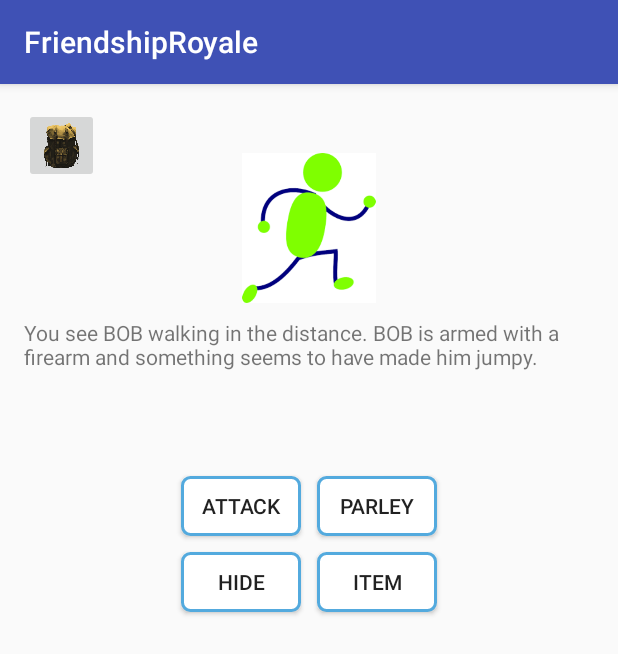
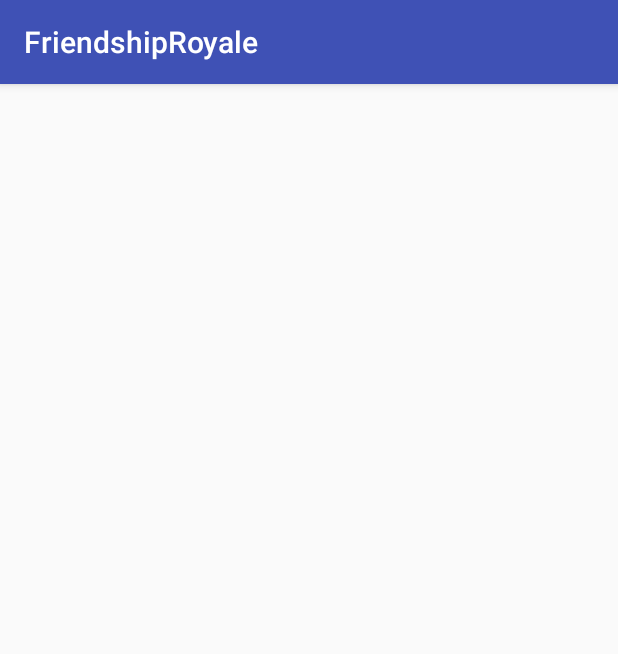
Before and after one commit to clickyclick/FriendshipRoyale, an Android app: the DiscoverEnemyActivity screen opened directly, with no data from a screen before it, after a tap on "ATTACK", on a phone screen of 412 x 824 dp. Shown: the top 654 px of the screen. Run offline under Robolectric (Android 15) with nearby library versions, the phone set to English and light mode, and no system bars; 4 statements that could not run were skipped.

Commit message:
v0.1/added random npc generation and attack activtiy

```diff
--- a/app/src/main/AndroidManifest.xml
+++ b/app/src/main/AndroidManifest.xml
@@ -23,7 +23,8 @@
         <activity android:name=".activities.ItemActivity" />
         <activity android:name=".activities.NPCCreationActivity" />
         <activity android:name=".activities.InventoryActivity" />
-        <activity android:name=".activities.DiscoverEnemyActivity"></activity>
+        <activity android:name=".activities.DiscoverEnemyActivity" />
+        <activity android:name=".activities.EngageEnemyActivity"></activity>
     </application>
 
 </manifest>
--- a/app/src/main/java/com/example/friendshiproyale/activities/DiscoverEnemyActivity.java
+++ b/app/src/main/java/com/example/friendshiproyale/activities/DiscoverEnemyActivity.java
@@ -1,15 +1,20 @@
 package com.example.friendshiproyale.activities;
 
+import android.content.Intent;
 import android.support.v7.app.AppCompatActivity;
 import android.os.Bundle;
+import android.view.View;
 import android.widget.TextView;
 
+import com.example.friendshiproyale.NPC;
 import com.example.friendshiproyale.R;
+import com.example.friendshiproyale.Randomize;
 import com.example.friendshiproyale.events.DiscoverEnemyEvent;
 
 public class DiscoverEnemyActivity extends AppCompatActivity {
 
     DiscoverEnemyEvent discoverEnemyEvent;
+    NPC relatedNPC;
 
     @Override
     protected void onCreate(Bundle savedInstanceState) {
@@ -19,12 +24,24 @@ public class DiscoverEnemyActivity extends AppCompatActivity {
 
 
         discoverEnemyEvent = new DiscoverEnemyEvent(getApplicationContext());
+        relatedNPC= Randomize.randomLiveNPC();
 
         //set dialogue
         TextView diag= findViewById(R.id.diag);
-        diag.setText(getResources().getString(discoverEnemyEvent.randomizeDiaglogue(), "BOB"));
+        diag.setText(getResources().getString(discoverEnemyEvent.randomizeDiaglogue(), relatedNPC.getName()));
+    }
+
+    public void attack (View view){
+        Intent i= new Intent(this, EngageEnemyActivity.class);
+
+
+        startActivity(i);
     }
 
 
 
+
+
+
+
 }
--- /dev/null
+++ b/app/src/main/java/com/example/friendshiproyale/activities/EngageEnemyActivity.java
@@ -0,0 +1,16 @@
+package com.example.friendshiproyale.activities;
+
+import android.support.v7.app.AppCompatActivity;
+import android.os.Bundle;
+
+import com.example.friendshiproyale.NPC;
+import com.example.friendshiproyale.R;
+
+public class EngageEnemyActivity extends AppCompatActivity {
+
+    @Override
+    protected void onCreate(Bundle savedInstanceState) {
+        super.onCreate(savedInstanceState);
+        setContentView(R.layout.activity_engage_enemy);
+    }
+}
--- a/app/src/main/java/com/example/friendshiproyale/activities/ItemActivity.java
+++ b/app/src/main/java/com/example/friendshiproyale/activities/ItemActivity.java
@@ -104,7 +104,6 @@ public class ItemActivity extends AppCompatActivity {
                 item_event.desired_weapons.set(i,true);
             }
         }
-        System.out.println("OKAYGAY");
 
         item_event.cont();
         //starts the game loop, if we want this to be modular we will have to move later
--- a/app/src/main/java/com/example/friendshiproyale/events/DiscoverEnemyEvent.java
+++ b/app/src/main/java/com/example/friendshiproyale/events/DiscoverEnemyEvent.java
@@ -32,6 +32,7 @@ public class DiscoverEnemyEvent extends GameEvent {
 
     }
 
+
     public void cont(){
 
     }
--- a/app/src/main/java/com/example/friendshiproyale/events/ItemEvent.java
+++ b/app/src/main/java/com/example/friendshiproyale/events/ItemEvent.java
@@ -32,6 +32,7 @@ public class ItemEvent extends GameEvent {
         }
     }
 
+    //@SCURTU IS THIS EVEN CALLED?
     public void cont(){
         for(int i = 0; i < weapons.size(); i++)
         {
--- /dev/null
+++ b/app/src/main/res/layout/activity_engage_enemy.xml
@@ -0,0 +1,9 @@
+<?xml version="1.0" encoding="utf-8"?>
+<android.support.constraint.ConstraintLayout xmlns:android="http://schemas.android.com/apk/res/android"
+    xmlns:app="http://schemas.android.com/apk/res-auto"
+    xmlns:tools="http://schemas.android.com/tools"
+    android:layout_width="match_parent"
+    android:layout_height="match_parent"
+    tools:context=".activities.EngageEnemyActivity">
+
+</android.support.constraint.ConstraintLayout>
--- a/app/src/main/res/values/strings.xml
+++ b/app/src/main/res/values/strings.xml
@@ -24,5 +24,6 @@
     <string name="parley">Parley</string>
     <string name="hide">Hide</string>
     <string name="item">Item</string>
+    <string name="title_activity_main2">Main2Activity</string>
 
 </resources>
```
Also changed, not shown: app/src/main/java/com/example/friendshiproyale/Randomize.java (+11 -0 lines), app/src/main/java/com/example/friendshiproyale/weapons/Fist.java (added, +15 -0 lines).
